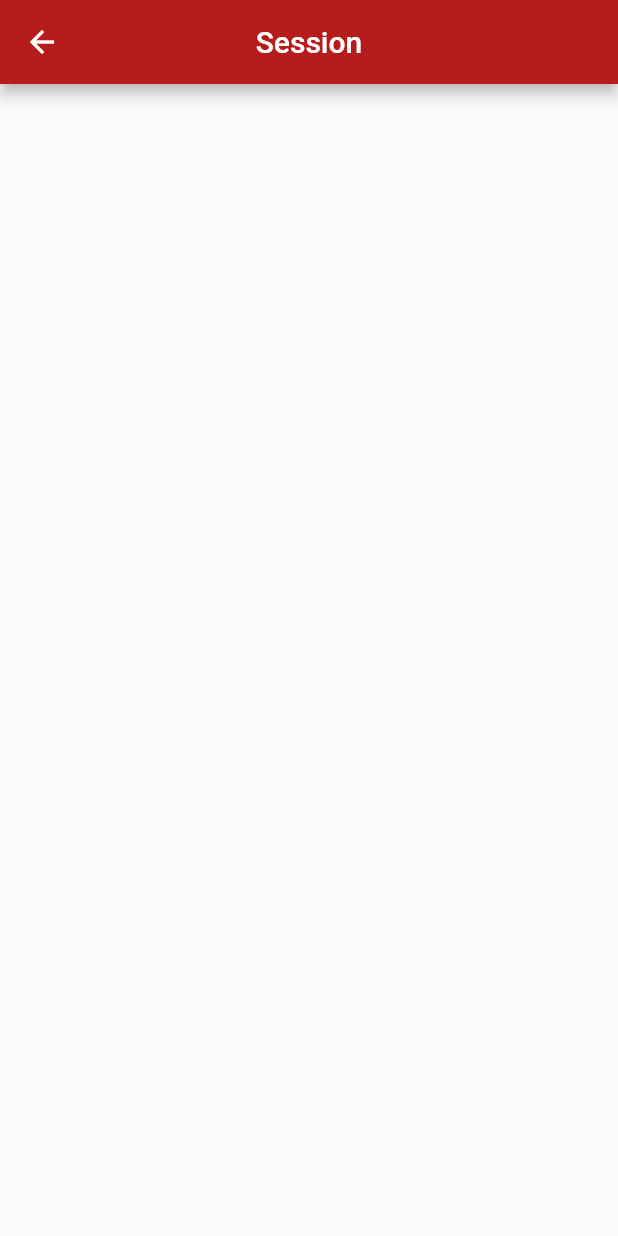
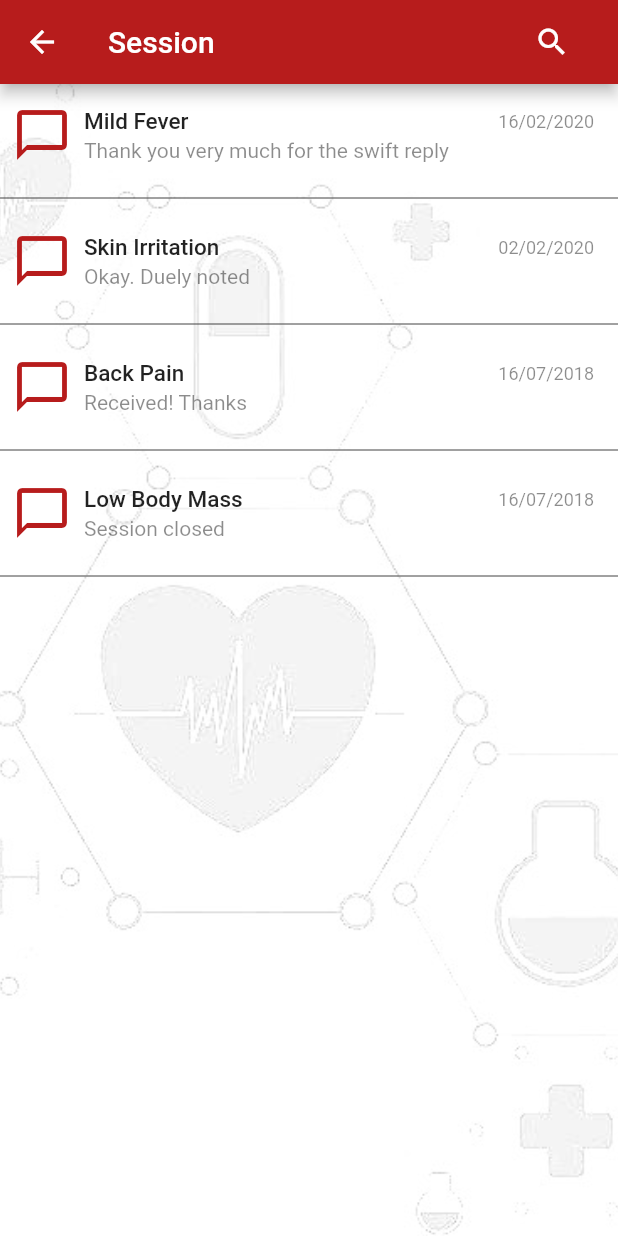
Before and after one commit to Ikxyz/medic_app_flutter, a Flutter app: the History screen opened directly, on a phone screen of 412 x 824 dp. Run offline on Flutter 3.47's test engine with Material 2 defaults, Android fonts, the phone set to English and light mode, and no system bars; our stand-ins replace carousel_pro, titled_navigation_bar.

Commit message:
History [Finishes #170947200]

```diff
--- /dev/null
+++ b/lib/models/ChatHelper.dart
@@ -0,0 +1,14 @@
+import 'package:medic_app_flutter/models/ChatItemModel.dart';
+
+class ChatHelper {
+
+  static var chatList = [ChatItemModel("Mild Fever", "Thank you very much for the swift reply", "16/02/2020"),ChatItemModel("Skin Irritation", "Okay. Duely noted", "02/02/2020"),
+  ChatItemModel("Back Pain", "Received! Thanks", "16/07/2018"),ChatItemModel("Low Body Mass", "Session closed", "16/07/2018")];
+
+  static ChatItemModel getChatItem(int position) {
+    return chatList[position];
+  }
+
+  static var itemCount = chatList.length;
+
+}
--- /dev/null
+++ b/lib/models/ChatItemModel.dart
@@ -0,0 +1,10 @@
+
+class ChatItemModel {
+
+  String name;
+  String mostRecentMessage;
+  String messageDate;
+
+  ChatItemModel(this.name, this.mostRecentMessage, this.messageDate);
+
+}
--- a/lib/pages/history.dart
+++ b/lib/pages/history.dart
@@ -1,4 +1,6 @@
 import 'package:flutter/material.dart';
+import 'package:medic_app_flutter/models/ChatItemModel.dart';
+import 'package:medic_app_flutter/models/ChatHelper.dart';
 
 class History extends StatefulWidget {
   @override
@@ -8,13 +10,88 @@ class History extends StatefulWidget {
 class _HistoryState extends State<History> {
   @override
   Widget build(BuildContext context) {
+
     return Scaffold(
       appBar: AppBar(
         title: Text('Session'),
-        centerTitle: true,
+        centerTitle: false,
+        actions: <Widget>[
+          MaterialButton(
+            onPressed: (){},
+            child: Icon(Icons.search, color: Colors.white))
+        ],
       ),
+      body: Stack(
+        children: <Widget>[
+          Container(
+            height: MediaQuery.of(context).size.height,
+            decoration: BoxDecoration(
+                image: DecorationImage(
+                    image: AssetImage('assets/images/bg.jpg'),
+                    fit: BoxFit.cover)),
+          ),
+          ListView.builder(
+            itemBuilder: (context, index) {
+  ChatItemModel chatItem = ChatHelper.getChatItem(index);
+
+    return Column(
+      children: <Widget>[
+        Padding(
+          padding: const EdgeInsets.all(8.0),
+          child: Row(
+            children: <Widget>[
+              Icon(
+                Icons.chat_bubble_outline,
+                size: 40.0, color: Colors.red[900]
+              ),
+              Expanded(
+                child: Padding(
+                  padding: const EdgeInsets.all(8.0),
+                  child: Column(
+                    crossAxisAlignment: CrossAxisAlignment.start,
+                    children: <Widget>[
+                      Row(
+                        mainAxisAlignment:
+                            MainAxisAlignment.spaceBetween,
+                        children: <Widget>[
+                          Text(
+                            chatItem.name,
+                            style: TextStyle(
+                                fontWeight: FontWeight.w500,
+                                fontSize: 15.0),
+                          ),
+                          Text(
+                            chatItem.messageDate,
+                            style: TextStyle(color: Colors.black45, fontSize: 12),
+                          ),
+                        ],
+                      ),
+                      Padding(
+                        padding: const EdgeInsets.only(top: 2.0),
+                        child: Text(
+                          chatItem.mostRecentMessage,
+                          style: TextStyle(
+                              color: Colors.black45, fontSize: 14.0),
+                        ),
+                      )
+                    ],
+                  ),
+                ),
+              )
+            ],
+          ),
+        ),
+        Divider( color: Colors.grey[800],),
+      ],
+    );
+  },
+  itemCount: ChatHelper.itemCount,
+            )
+
+          ]
+        ) ,
 
 
-    );
+      );
+    }
   }
-}
```
